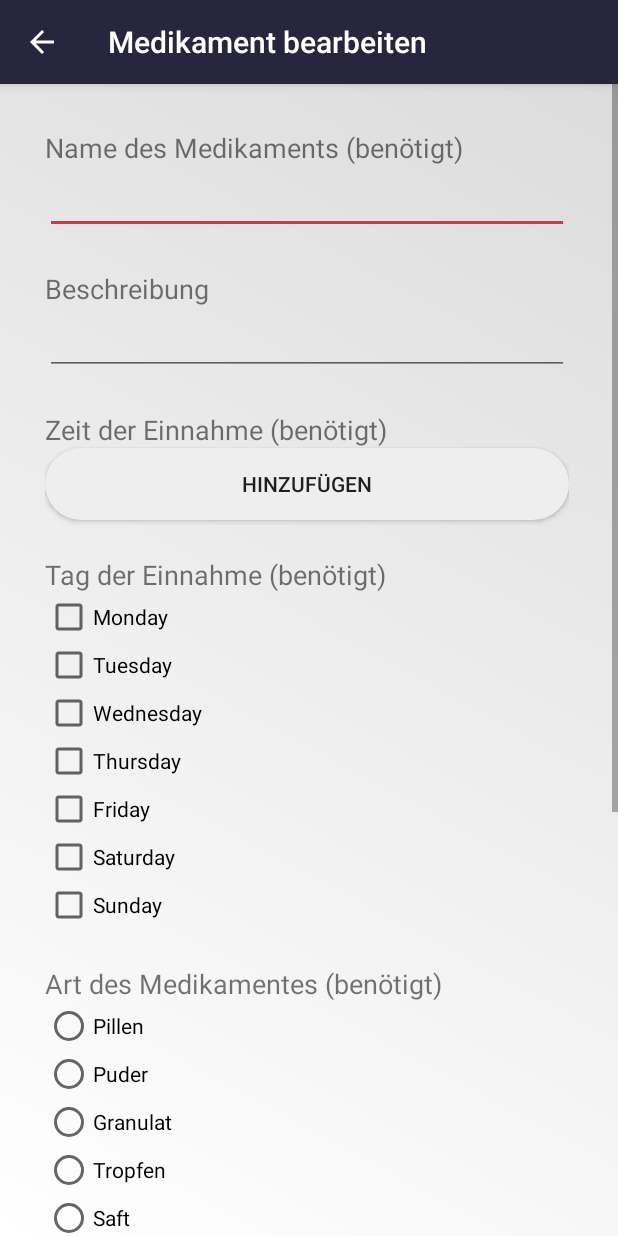
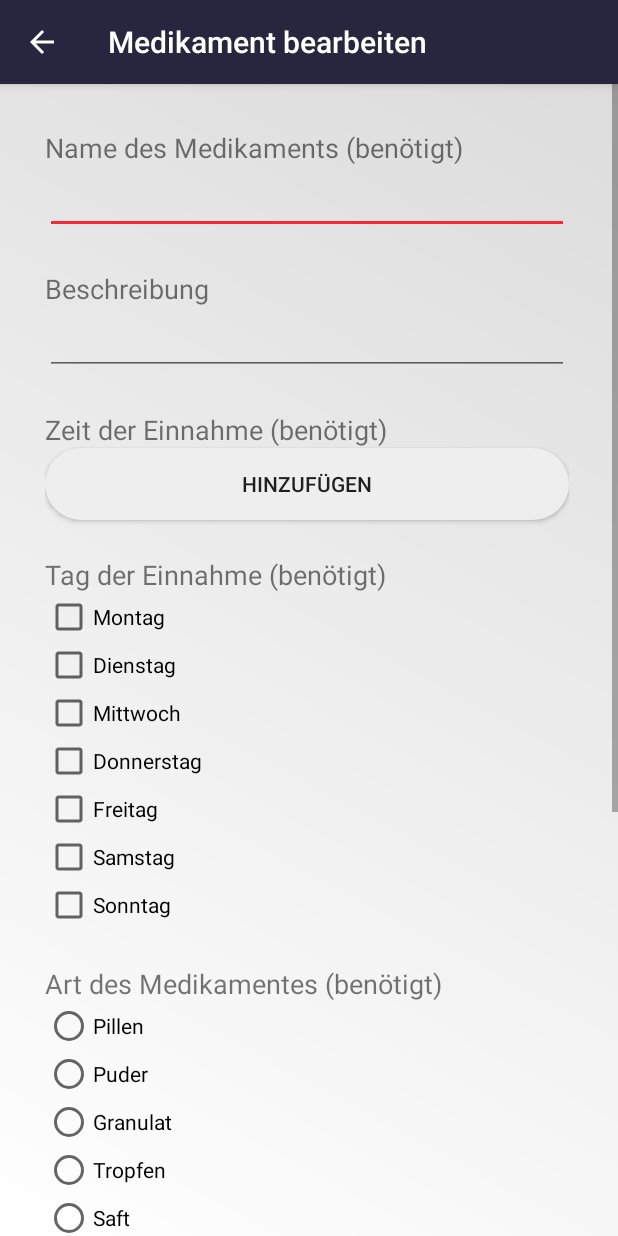
Before and after one commit to S-Eggers/MediAppSoSe2020, an Android app: the EditActivity screen opened directly, with no data from a screen before it, on a phone screen of 412 x 824 dp. Run offline under Robolectric (Android 15) with nearby library versions, the phone set to English and light mode, and no system bars; 12 statements that could not run were skipped.

Commit message:
Bug Behebungen und Übersetzung der Wochentage

```diff
--- a/src/main/java/com/sebastian_eggers/MediApp/Activities/AddActivity.java
+++ b/src/main/java/com/sebastian_eggers/MediApp/Activities/AddActivity.java
@@ -164,7 +164,8 @@ public class AddActivity extends AppCompatActivity {
         drugIntervalRadioGroup.removeAllViews();
         for(DayOfWeek day: DayOfWeek.values()) {
             CheckBox checkBox = new CheckBox(this);
-            String text = day.toString().charAt(0) + day.toString().substring(1).toLowerCase();
+            String dayVal = translateDayOfWeekGermanEnglish(day.toString());
+            String text = dayVal.toString().charAt(0) + dayVal.toString().substring(1).toLowerCase();
             checkBox.setText(text);
             drugIntervalRadioGroup.addView(checkBox);
         }
@@ -194,7 +195,10 @@ public class AddActivity extends AppCompatActivity {
                 final String drugName = ((EditText) findViewById(R.id.edit_drug_name)).getText().toString();
                 String drugDescription = ((EditText) findViewById(R.id.edit_drug_description)).getText().toString();
                 ArrayList<DayOfWeek> weekDays = getWeekDaysFromActivity();
-                final int drugDosePerIntake = Integer.parseInt(((EditText) findViewById(R.id.edit_drug_dose_per_intake)).getText().toString());
+
+                String sDosePerIntake = ((EditText) findViewById(R.id.edit_drug_dose_per_intake)).getText().toString();
+                final int drugDosePerIntake = (sDosePerIntake.length() > 0) ? Integer.parseInt(sDosePerIntake) : 0;
+
                 String drugDoseUnit = ((EditText) findViewById(R.id.edit_drug_dose_unit)).getText().toString();
                 DrugForm drugForm = getDrugFormFromActivity();
 
@@ -255,7 +259,7 @@ public class AddActivity extends AppCompatActivity {
         for(int i = 0; i < drugIntervalRadioGroup.getChildCount(); i++) {
             CheckBox box = (CheckBox) drugIntervalRadioGroup.getChildAt(i);
             if(box.isChecked()) {
-                weekDays.add(DayOfWeek.valueOf(box.getText().toString().toUpperCase()));
+                weekDays.add(DayOfWeek.valueOf(translateDayOfWeekGermanEnglish(box.getText().toString()).toUpperCase()));
             }
         }
         return weekDays;
@@ -296,4 +300,37 @@ public class AddActivity extends AppCompatActivity {
             }
         });
     }
+
+    public static String translateDayOfWeekGermanEnglish(String day) {
+        switch (day.toUpperCase()) {
+            case "MONDAY":
+                return "MONTAG";
+            case "MONTAG":
+                return "MONDAY";
+            case "TUESDAY":
+                return "DIENSTAG";
+            case "DIENSTAG":
+                return "TUESDAY";
+            case "WEDNESDAY":
+                return "MITTWOCH";
+            case "MITTWOCH":
+                return "WEDNESDAY";
+            case "THURSDAY":
+                return "DONNERSTAG";
+            case "DONNERSTAG":
+                return "THURSDAY";
+            case "FRIDAY":
+                return "FREITAG";
+            case "FREITAG":
+                return "FRIDAY";
+            case "SATURDAY":
+                return "SAMSTAG";
+            case "SAMSTAG":
+                return "SATURDAY";
+            case "SUNDAY":
+                return "SONNTAG";
+            default:
+                return "SUNDAY";
+        }
+    }
 }
--- a/src/main/java/com/sebastian_eggers/MediApp/Activities/EditActivity.java
+++ b/src/main/java/com/sebastian_eggers/MediApp/Activities/EditActivity.java
@@ -62,7 +62,7 @@ public class EditActivity extends AddActivity {
             CheckBox checkBox = (CheckBox) drugIntervalRadioGroup.getChildAt(i);
             String checkBoxValue = checkBox.getText().toString().toUpperCase();
             for(DayOfWeek dayOfWeek: drug.getDays()) {
-                if(dayOfWeek == DayOfWeek.valueOf(checkBoxValue))
+                if(dayOfWeek == DayOfWeek.valueOf(translateDayOfWeekGermanEnglish(checkBoxValue)))
                     checkBox.setChecked(true);
             }
         }
@@ -97,7 +97,10 @@ public class EditActivity extends AddActivity {
                 final String drugName = ((EditText) findViewById(R.id.edit_drug_name)).getText().toString();
                 String drugDescription = ((EditText) findViewById(R.id.edit_drug_description)).getText().toString();
                 ArrayList<DayOfWeek> weekDays = getWeekDaysFromActivity();
-                final int drugDosePerIntake = Integer.parseInt(((EditText) findViewById(R.id.edit_drug_dose_per_intake)).getText().toString());
+
+                String sDosePerIntake = ((EditText) findViewById(R.id.edit_drug_dose_per_intake)).getText().toString();
+                final int drugDosePerIntake = (sDosePerIntake.length() > 0) ? Integer.parseInt(sDosePerIntake) : 0;
+
                 String drugDoseUnit = ((EditText) findViewById(R.id.edit_drug_dose_unit)).getText().toString();
                 DrugForm drugForm = getDrugFormFromActivity();
 
--- a/src/main/java/com/sebastian_eggers/MediApp/Util/NotificationUtil.java
+++ b/src/main/java/com/sebastian_eggers/MediApp/Util/NotificationUtil.java
@@ -5,6 +5,7 @@ import android.app.Notification;
 import android.app.PendingIntent;
 import android.content.Context;
 import android.content.Intent;
+import android.util.Log;
 
 import androidx.core.app.NotificationCompat;
 
@@ -42,6 +43,8 @@ public class NotificationUtil {
         AlarmManager alarmManager = (AlarmManager) context.getSystemService(Context.ALARM_SERVICE);
         assert alarmManager != null;
 
+        Log.d("____" + NotificationUtil.class.getSimpleName(), calendar.getTime().toString());
+
         switch (repeating) {
             case DAILY:
                  alarmManager.setRepeating(AlarmManager.RTC_WAKEUP, calendar.getTimeInMillis(), AlarmManager.INTERVAL_DAY, pendingIntent);
```
Also changed, not shown: src/main/java/com/sebastian_eggers/MediApp/Adapter/DrugAdapter.java (+5 -2 lines), src/main/java/com/sebastian_eggers/MediApp/Models/Drug.java (+4 -3 lines).
